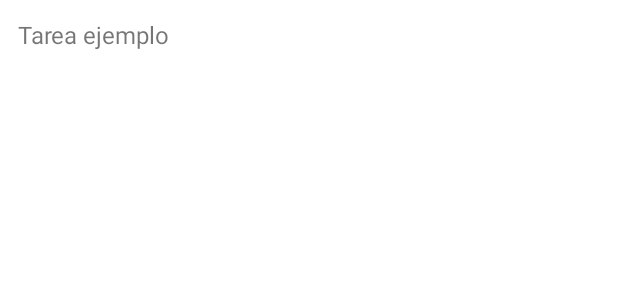
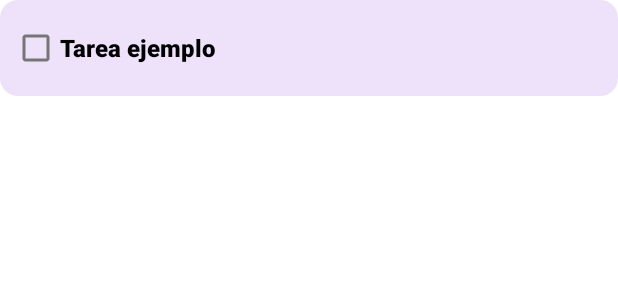
Before and after one commit to AlceaXich/ToDo-App, an Android app built with Jetpack Compose: the layout item_task.xml on its own in the app's theme, with its tools: preview values and no code run, on a phone screen of 412 x 824 dp. Shown: the top 300 px of the screen. Run offline under Robolectric (Android 15) with nearby library versions, the phone set to English and light mode, and no system bars.

Commit message:
Improve background task

```diff
--- a/app/src/main/java/com/example/todoapp/ui/TaskAdapter.kt
+++ b/app/src/main/java/com/example/todoapp/ui/TaskAdapter.kt
@@ -14,7 +14,7 @@ class TaskAdapter(
     RecyclerView.Adapter<TaskAdapter.TaskViewHolder>() {
 
     class TaskViewHolder(itemView: View) : RecyclerView.ViewHolder(itemView) {
-        val tvTaskTitle: TextView = itemView.findViewById(R.id.tvTaskTitle)
+        val tvTaskTitle: TextView = itemView.findViewById(R.id.tvTask)
     }
 
     override fun onCreateViewHolder(parent: ViewGroup, viewType: Int): TaskViewHolder {
--- /dev/null
+++ b/app/src/main/res/drawable/background_task.xml
@@ -0,0 +1,9 @@
+<?xml version="1.0" encoding="utf-8"?>
+<shape xmlns:android="http://schemas.android.com/apk/res/android"
+    android:shape="rectangle">
+
+    <!-- Fondo transparente o blanco -->
+    <solid android:color="@color/purple_water"/>
+    <!-- Esquinas redondeadas -->
+    <corners android:radius="12dp"/>
+</shape>
--- a/app/src/main/res/layout/item_task.xml
+++ b/app/src/main/res/layout/item_task.xml
@@ -4,13 +4,18 @@
     android:layout_width="match_parent"
     android:layout_height="wrap_content"
     android:orientation="horizontal"
-    android:padding="12dp"
-    android:background="?android:attr/selectableItemBackground">
+    android:padding="8dp"
+    android:layout_marginBottom="8dp"
+    android:background="@drawable/background_task">
 
-    <TextView
-        android:id="@+id/tvTaskTitle"
+    <CheckBox
+        android:id="@+id/tvTask"
         android:layout_width="wrap_content"
         android:layout_height="wrap_content"
+        android:layout_weight="1"
         android:text="Tarea ejemplo"
-        android:textSize="16sp"/>
+        android:textStyle="bold"
+        android:fontFamily="sans-serif-medium"
+        android:textSize="16sp"
+        android:maxLines="1"/>
 </LinearLayout>
--- a/app/src/main/res/values/colors.xml
+++ b/app/src/main/res/values/colors.xml
@@ -9,4 +9,5 @@
     <color name="white">#FFFFFFFF</color>
     <color name="purple">#955DE0</color>
     <color name="purple_light">#E9E1F7</color>
+    <color name="purple_water">#EEE2FB</color>
 </resources>
```
